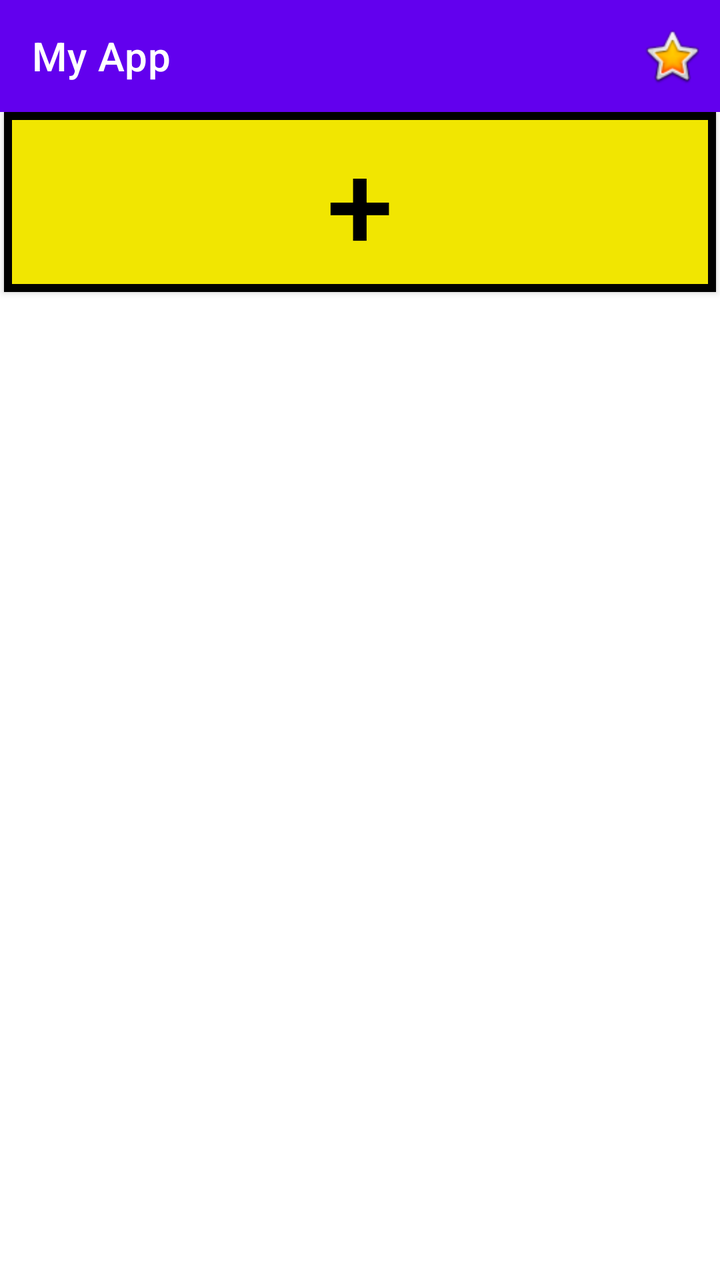
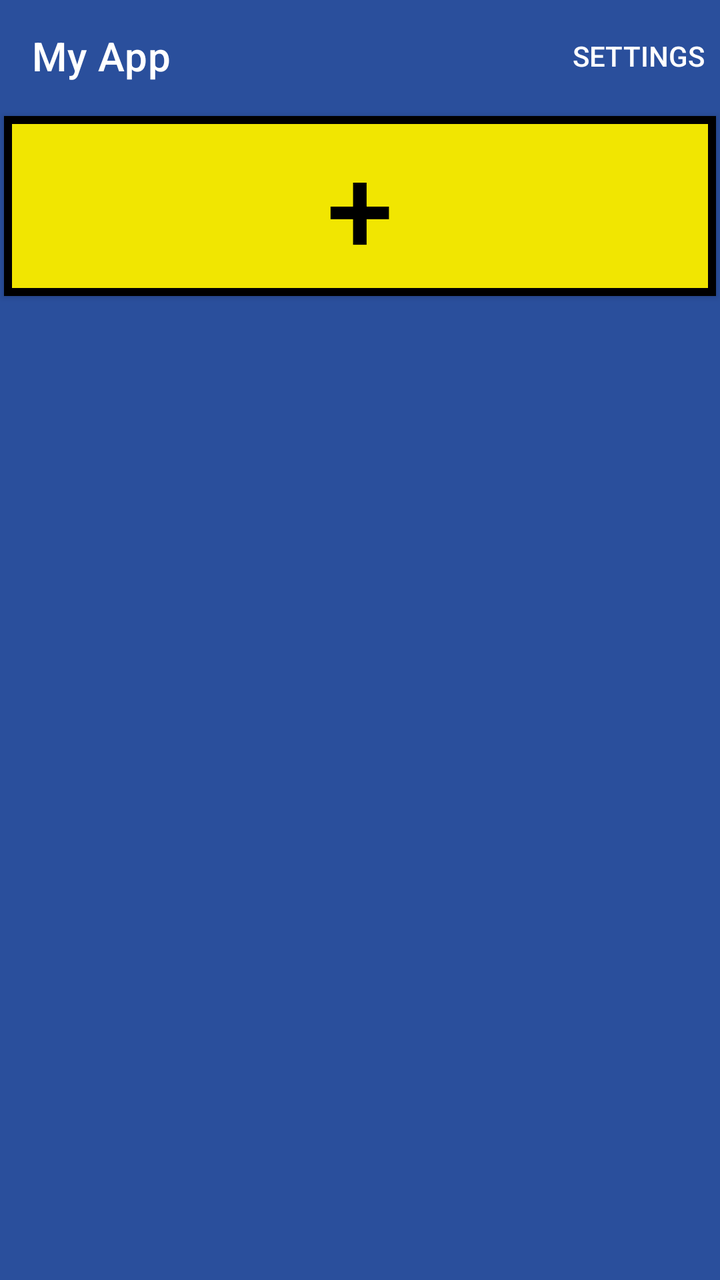

Before-and-after screenshots of an Android layout around one commit, followed by the original layout XML and the change that was made.
<!-- AndroidManifest.xml: application theme Theme.Lines -->
<!-- res/layout/activity_main.xml -->
<?xml version="1.0" encoding="utf-8"?>
<androidx.drawerlayout.widget.DrawerLayout
    xmlns:android="http://schemas.android.com/apk/res/android"
    xmlns:app="http://schemas.android.com/apk/res-auto"
    xmlns:tools="http://schemas.android.com/tools"
    android:id="@+id/drawer_layout"
    android:layout_width="match_parent"
    android:layout_height="match_parent"
    tools:context=".MainActivity">

    <LinearLayout
        android:layout_width="match_parent"
        android:layout_height="match_parent"
        android:orientation="vertical">

        <com.google.android.material.appbar.MaterialToolbar
            android:id="@+id/topAppBar"
            android:layout_width="match_parent"
            android:layout_height="?attr/actionBarSize"
            android:background="?attr/colorPrimary"
            android:theme="@style/ThemeOverlay.MaterialComponents.Dark.ActionBar"
            app:menu="@menu/top_bar_menu"
            app:title="My App" />

        <androidx.core.widget.NestedScrollView
            android:id="@+id/main"
            android:layout_width="match_parent"
            android:layout_height="match_parent">

            <LinearLayout
                android:layout_width="match_parent"
                android:layout_height="wrap_content"
                android:orientation="vertical">

                <androidx.recyclerview.widget.RecyclerView
                    android:id="@+id/recyclerView"
                    android:layout_width="match_parent"
                    android:layout_height="match_parent"
                    android:padding="0dp"
                    android:scrollbars="vertical"
                    tools:listitem="@layout/sign" />

                <Button
                    android:id="@+id/btnAdd"
                    android:layout_width="match_parent"
                    android:layout_height="90dp"
                    android:layout_marginStart="2dp"
                    android:layout_marginEnd="2dp"
                    android:layout_marginBottom="10dp"
                    android:background="@drawable/black_border_with_yellow"
                    android:text="@string/plus_character"
                    android:textAlignment="center"
                    android:textColor="?attr/signCardText"
                    android:textSize="60sp"
                    app:backgroundTint="@null" />
            </LinearLayout>
        </androidx.core.widget.NestedScrollView>
    </LinearLayout>

    <com.google.android.material.navigation.NavigationView
        android:id="@+id/navigation_view"
        android:layout_width="wrap_content"
        android:layout_height="match_parent"
        android:layout_gravity="end"
        app:menu="@menu/drawer_menu" />
</androidx.drawerlayout.widget.DrawerLayout>
<!-- res/layout/sign.xml (included above) -->
<?xml version="1.0" encoding="utf-8"?>
<androidx.constraintlayout.widget.ConstraintLayout xmlns:android="http://schemas.android.com/apk/res/android"
    android:layout_width="match_parent"
    android:layout_height="450dp"
    android:id="@+id/sign"
    android:padding="2dp"
    xmlns:app="http://schemas.android.com/apk/res-auto">

    <TextView
        android:id="@+id/blueSquare"
        android:layout_width="0dp"
        android:layout_height="0dp"
        android:background="?attr/signCardSecond"
        android:text="@string/_999"
        android:textAllCaps="true"
        android:textStyle="bold"
        android:textAlignment="center"
        android:autoSizeTextType="uniform"
        android:textColor="?attr/signCardTextSquare"
        android:fontFamily="?attr/signFontFamily"
        app:layout_constraintDimensionRatio="1:1"
        app:layout_constraintStart_toStartOf="parent"
        app:layout_constraintTop_toTopOf="parent"
        app:layout_constraintEnd_toStartOf="@id/top_white"
        app:layout_constraintBottom_toTopOf="@id/dividerLine"
        app:layout_constraintHorizontal_weight="3"
        />

    <TextView
        android:id="@+id/top_white"
        android:background="?attr/signCardThird"
        android:layout_width="0dp"
        android:layout_height="0dp"
        android:text="@string/example_n_no_99999"
        android:textAllCaps="true"
        android:textStyle="bold"
        android:fontFamily="?attr/signFontFamily"
        android:autoSizeTextType="uniform"
        android:textColor="?attr/signCardText"
        android:paddingStart="7dp"
        android:paddingEnd="7dp"
        app:layout_constraintStart_toEndOf="@id/blueSquare"
        app:layout_constraintBottom_toBottomOf="@id/blueSquare"
        app:layout_constraintTop_toTopOf="parent"
        app:layout_constraintEnd_toEndOf="parent"
        app:layout_constraintHorizontal_weight="7"
        />

    <View
        android:id="@+id/dividerLine"
        android:layout_width="0dp"
        android:layout_height="4dp"
        android:background="#000000"
        app:layout_constraintStart_toStartOf="parent"
        app:layout_constraintEnd_toEndOf="parent"
        app:layout_constraintTop_toBottomOf="@+id/blueSquare" />

    <TextView
        android:id="@+id/row1"
        android:layout_width="0dp"
        android:layout_height="0dp"
        android:background="@drawable/row_with_line"
        android:gravity="center_vertical|start"
        android:paddingStart="15dp"
        android:paddingEnd="15dp"
        android:text="@string/row_1"
        android:textAllCaps="true"
        android:textStyle="bold"
        android:autoSizeTextType="uniform"
        android:textColor="?attr/signCardTextLine"
        android:fontFamily="?attr/signFontFamily"
        app:layout_constraintBottom_toTopOf="@+id/row2"
        app:layout_constraintEnd_toEndOf="parent"
        app:layout_constraintStart_toStartOf="parent"
        app:layout_constraintTop_toBottomOf="@+id/dividerLine"
        app:layout_constraintVertical_weight="1"
        />

    <TextView
        android:id="@+id/row2"
        android:layout_width="0dp"
        android:layout_height="0dp"
        android:background="@drawable/row_with_line"
        android:gravity="center_vertical|start"
        android:paddingStart="15dp"
        android:paddingEnd="15dp"
        android:text="@string/row_2"
        android:textAllCaps="true"
        android:textStyle="bold"
        android:autoSizeTextType="uniform"
        android:textColor="?attr/signCardText"
        android:fontFamily="?attr/signFontFamily"
        app:layout_constraintBottom_toTopOf="@+id/row3"
        app:layout_constraintEnd_toEndOf="parent"
        app:layout_constraintStart_toStartOf="parent"
        app:layout_constraintTop_toBottomOf="@+id/row1"
        app:layout_constraintVertical_weight="1"
        />

    <TextView
        android:id="@+id/row3"
        android:layout_width="0dp"
        android:layout_height="0dp"
        android:background="@drawable/row_with_line"
        android:gravity="center_vertical|start"
        android:paddingStart="15dp"
        android:paddingEnd="15dp"
        android:text="@string/row_3"
        android:textAllCaps="true"
        android:textStyle="bold"
        android:autoSizeTextType="uniform"
        android:textColor="?attr/signCardText"
        android:fontFamily="?attr/signFontFamily"
        app:layout_constraintBottom_toTopOf="@+id/row4"
        app:layout_constraintEnd_toEndOf="parent"
        app:layout_constraintStart_toStartOf="parent"
        app:layout_constraintTop_toBottomOf="@+id/row2"
        app:layout_constraintVertical_weight="1" />

    <TextView
        android:id="@+id/row4"
        android:layout_width="0dp"
        android:layout_height="0dp"
        android:background="@drawable/row_with_line"
        android:gravity="center_vertical|start"
        android:paddingStart="15dp"
        android:paddingEnd="15dp"
        android:text="@string/row_4"
        android:textColor="?attr/signCardText"
        android:textAllCaps="true"
        android:textStyle="bold"
        android:autoSizeTextType="uniform"
        android:fontFamily="?attr/signFontFamily"
        app:layout_constraintBottom_toTopOf="@+id/row5"
        app:layout_constraintEnd_toEndOf="parent"
        app:layout_constraintStart_toStartOf="parent"
        app:layout_constraintTop_toBottomOf="@+id/row3"
        app:layout_constraintVertical_weight="1" />

    <TextView
        android:id="@+id/row5"
        android:layout_width="0dp"
        android:layout_height="0dp"
        android:background="@drawable/row_with_line"
        android:gravity="center_vertical|start"
        android:paddingStart="15dp"
        android:paddingEnd="15dp"
        android:text="@string/row_5"
        android:textColor="?attr/signCardText"
        android:textAllCaps="true"
        android:textStyle="bold"
        android:autoSizeTextType="uniform"
        android:fontFamily="?attr/signFontFamily"
        app:layout_constraintBottom_toBottomOf="parent"
        app:layout_constraintEnd_toEndOf="parent"
        app:layout_constraintStart_toStartOf="parent"
        app:layout_constraintTop_toBottomOf="@+id/row4"
        app:layout_constraintVertical_weight="1" />

    <View
        android:layout_width="match_parent"
        android:layout_height="match_parent"
        android:background="@drawable/black_border" />
</androidx.constraintlayout.widget.ConstraintLayout>
<!-- resources referenced by this layout -->
<resources>
  <!-- drawable black_border (drawable) -->
  <?xml version="1.0" encoding="utf-8"?>
  <shape xmlns:android="http://schemas.android.com/apk/res/android"
      android:shape="rectangle">
  
      <stroke
          android:width="4dp"
          android:color="?attr/signCardText" />
  
      <solid android:color="@android:color/transparent" />
  
  </shape>
  <!-- drawable black_border_with_yellow (drawable) -->
  <?xml version="1.0" encoding="utf-8"?>
  <shape xmlns:android="http://schemas.android.com/apk/res/android"
      android:shape="rectangle">
  
      <stroke
          android:width="4dp"
          android:color="?attr/signCardText" />
  
      <solid android:color="?attr/signCardFirst" />
  
  </shape>
  <!-- drawable row_with_line (drawable) -->
  <?xml version="1.0" encoding="utf-8"?>
  <layer-list xmlns:android="http://schemas.android.com/apk/res/android">
  
      <item>
          <shape android:shape="rectangle">
              <solid android:color="?attr/signCardText" />
          </shape>
      </item>
  
      <item android:bottom="3dp"> <shape android:shape="rectangle">
          <solid android:color="?attr/signCardFirst" />
      </shape>
      </item>
  
  </layer-list>
  <string name="_999">999</string>
  <string name="example_n_no_99999">example \n no. 99999</string>
  <string name="plus_character">+</string>
  <string name="row_1">row 1</string>
  <string name="row_2">row 2</string>
  <string name="row_3">row 3</string>
  <string name="row_4">row 4</string>
  <string name="row_5">row 5</string>
  <style name="Theme.Lines" parent="Theme.MaterialComponents.DayNight.NoActionBar">
          
          <item name="signCardFirst">@color/yellow</item>
          <item name="signCardSecond">@color/blue</item>
          <item name="signCardThird">@color/white</item>
          <item name="signCardText">@color/black</item>
          <item name="signCardTextLine">@color/green</item>
          <item name="signCardTextSquare">@color/white</item>
  
          <item name="signFontFamily">@font/default_font</item>
      </style>
  <color name="yellow">#FFF1E601</color>
  <color name="blue">#FF2A4F9C</color>
  <color name="white">#FFFFFFFF</color>
  <color name="black">#FF000000</color>
  <color name="green">#FF18894F</color>
</resources>

<!-- the commit's change to res/layout/activity_main.xml (unified diff, before → after) -->
@@ -6,7 +6,8 @@
     android:id="@+id/drawer_layout"
     android:layout_width="match_parent"
     android:layout_height="match_parent"
-    tools:context=".MainActivity">
+    tools:context=".MainActivity"
+    android:fitsSystemWindows="true">
 
     <LinearLayout
         android:layout_width="match_parent"
@@ -44,6 +45,7 @@
                     android:id="@+id/btnAdd"
                     android:layout_width="match_parent"
                     android:layout_height="90dp"
+                    android:layout_marginTop="2dp"
                     android:layout_marginStart="2dp"
                     android:layout_marginEnd="2dp"
                     android:layout_marginBottom="10dp"
<!-- resource entries referenced after the edit -->
@@ -50,6 +50,8 @@
   <string name="row_5">row 5</string>
   <style name="Theme.Lines" parent="Theme.MaterialComponents.DayNight.NoActionBar">
           
+          <item name="colorPrimary">@color/blue</item>
+          <item name="android:windowBackground">@color/blue</item>
           <item name="signCardFirst">@color/yellow</item>
           <item name="signCardSecond">@color/blue</item>
           <item name="signCardThird">@color/white</item>
@@ -59,8 +61,8 @@
   
           <item name="signFontFamily">@font/default_font</item>
       </style>
+  <color name="blue">#FF2A4F9C</color>
   <color name="yellow">#FFF1E601</color>
-  <color name="blue">#FF2A4F9C</color>
   <color name="white">#FFFFFFFF</color>
   <color name="black">#FF000000</color>
   <color name="green">#FF18894F</color>
